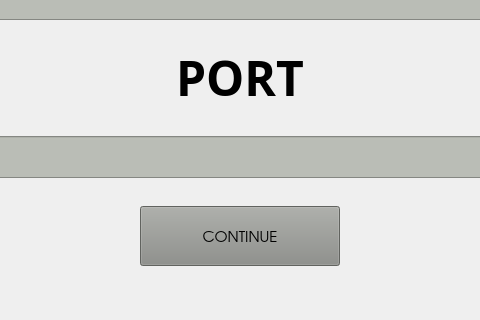
The window that client/client_interface/mainwindow.ui (fsardella/Dune_TP3) describes before a commit, drawn with Qt 5; both pictures show x 160 to 640 and y 280 to 600 of the 800 by 600 pixel window.
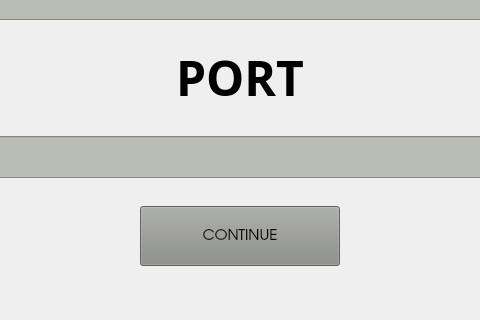
The same window after the commit.

Patch:
```diff
--- a/client/client_interface/mainwindow.ui
+++ b/client/client_interface/mainwindow.ui
@@ -79,7 +79,6 @@
          <font>
           <family>URW Gothic</family>
           <pointsize>11</pointsize>
-          <weight>7</weight>
           <italic>false</italic>
           <bold>false</bold>
          </font>
```
Left out of the diff: 12 changed lines with no effect on the pictures.
